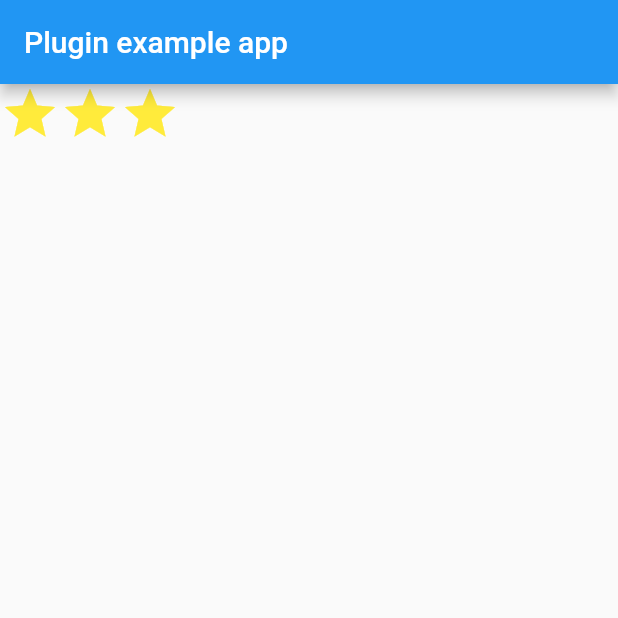
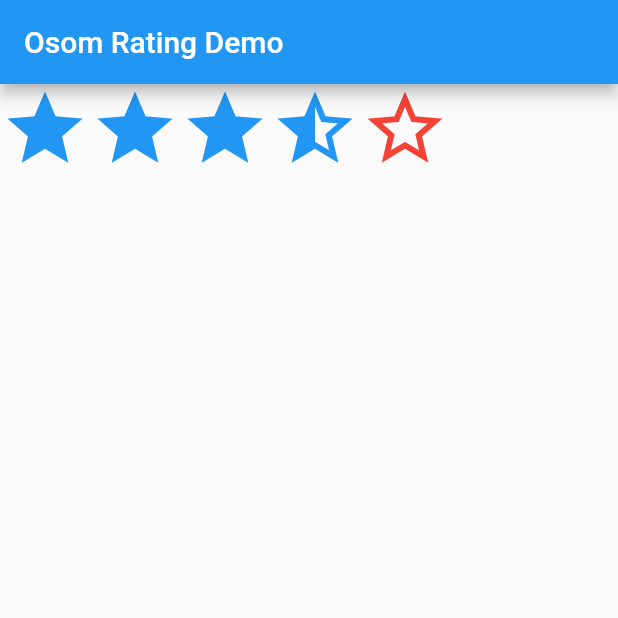
Before and after one commit to eperedo/osom_rating, a Flutter app: the screen it shows after launch, on a phone screen of 412 x 824 dp, the top half of it. Run offline on Flutter 3.47's test engine with Material 2 defaults, Android fonts, the phone set to English and light mode, and no system bars.

Commit message:
feat(UI): custom parameters for rating component

```diff
--- a/example/lib/main.dart
+++ b/example/lib/main.dart
@@ -10,28 +10,38 @@ class MyApp extends StatefulWidget {
 }
 
 class _MyAppState extends State<MyApp> {
+  double ratingValue = 3.45;
+
   @override
   void initState() {
     super.initState();
-    // initPlatformState();
   }
-
-  // Platform messages are asynchronous, so we initialize in an async method.
-  // Future<void> initPlatformState() async {
-  //   // If the widget was removed from the tree while the asynchronous platform
-  //   // message was in flight, we want to discard the reply rather than calling
-  //   // setState to update our non-existent appearance.
-  //   if (!mounted) return;
-  // }
 
   @override
   Widget build(BuildContext context) {
     return MaterialApp(
       home: Scaffold(
         appBar: AppBar(
-          title: const Text('Plugin example app'),
+          title: const Text('Osom Rating Demo'),
         ),
-        body: OsomRating(3),
+        body: OsomRating(
+          rating: ratingValue,
+          sizeStar: 60,
+          colorStar: Colors.blue,
+          colorEmptyStar: Colors.red,
+          minimunHalfValue: 4,
+          totalStars: 5,
+          onTapped: (currentRating) {
+            setState(() {
+              this.ratingValue = currentRating;
+            });
+          },
+          onDoubleTapped: () {
+            setState(() {
+              this.ratingValue = 0;
+            });
+          },
+        ),
       ),
     );
   }
--- a/lib/osom_rating.dart
+++ b/lib/osom_rating.dart
@@ -2,17 +2,53 @@ import 'package:flutter/material.dart';
 
 class OsomRating extends StatelessWidget {
   final int totalStars;
+  final double rating;
+  final Color colorStar;
+  final Color colorEmptyStar;
+  final double sizeStar;
+  final int minimunHalfValue;
+  final onTapped;
+  final onDoubleTapped;
 
-  OsomRating(this.totalStars);
+  OsomRating(
+      {this.totalStars = 5,
+      this.rating = 0,
+      this.minimunHalfValue = 5,
+      this.colorStar = Colors.yellow,
+      this.sizeStar = 60.0,
+      this.onTapped,
+      this.onDoubleTapped,
+      this.colorEmptyStar = Colors.black});
 
   @override
   Widget build(BuildContext context) {
     final stars = <Widget>[];
-    for (var i = 0; i < totalStars; i++) {
-      stars.add(Icon(
-        Icons.star,
-        color: Colors.yellow,
-        size: 40.0,
+    final decimalPart = int.parse(rating.toString().split('.')[1][0]);
+    Icon currentIcon;
+    for (double i = 0; i < totalStars; i++) {
+      if (i >= rating) {
+        currentIcon = Icon(
+          Icons.star_border,
+          color: colorEmptyStar,
+          size: sizeStar,
+        );
+      } else if (i > rating - 1 && i < rating) {
+        currentIcon = Icon(
+          decimalPart >= minimunHalfValue ? Icons.star_half : Icons.star_border,
+          color: decimalPart >= minimunHalfValue ? colorStar : colorEmptyStar,
+          size: sizeStar,
+        );
+      } else {
+        currentIcon = Icon(
+          Icons.star,
+          color: colorStar,
+          size: sizeStar,
+        );
+      }
+      stars.add(InkWell(
+        child: currentIcon,
+        onTap: onTapped != null ? () => onTapped(i + 1) : null,
+        onDoubleTap: onDoubleTapped != null ? () => onDoubleTapped() : null,
       ));
     }
 
```
